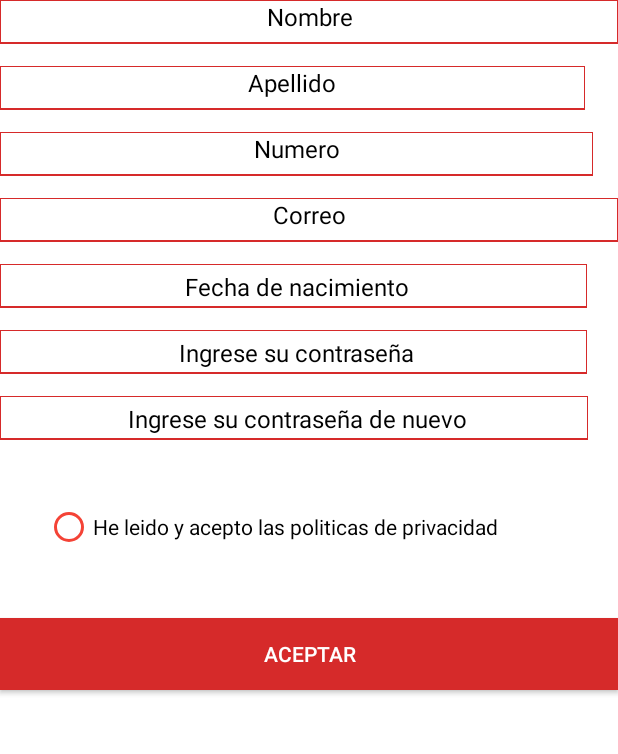
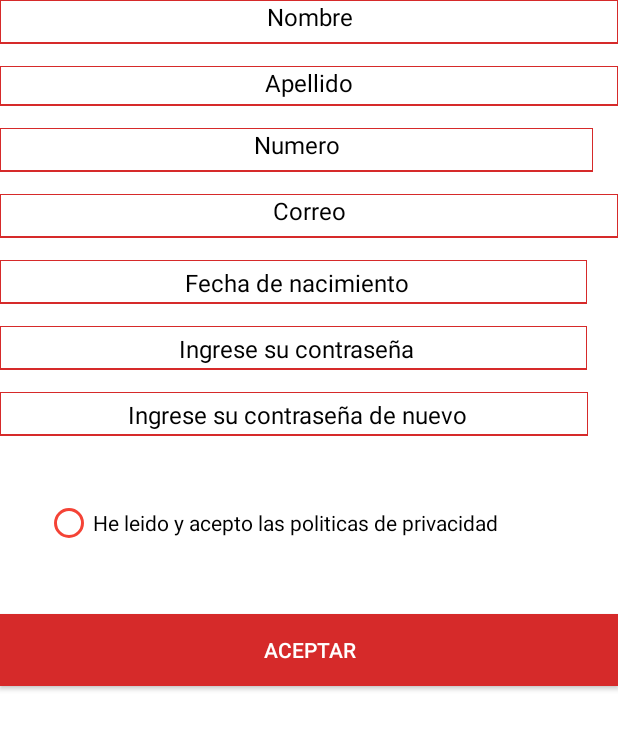
Before and after one commit to Kacharpo/Kacharpo_App_usuario, an Android app: the layout activity_registro_usuario_.xml on its own in the app's theme, with its tools: preview values and no code run, on a phone screen of 412 x 824 dp, the part 333-1087 px from its top. Run offline under Robolectric (Android 15) with nearby library versions, the phone set to English and light mode, and no system bars.

Commit message:
Se añadio accion de boton para cambiar de act. Primera Entr

```diff
--- a/app/src/main/AndroidManifest.xml
+++ b/app/src/main/AndroidManifest.xml
@@ -11,8 +11,8 @@
         android:theme="@style/Theme.App_usuario">
         <activity android:name=".DisponibilidadActivity"></activity>
         <activity android:name=".AlertaActivity" />
-        <activity android:name=".RegistroUsuario" />
-        <activity android:name=".MainActivity">
+        <activity android:name=".MainActivity" />
+        <activity android:name=".RegistroUsuario">
             <intent-filter>
                 <action android:name="android.intent.action.MAIN" />
 
--- a/app/src/main/res/layout/activity_registro_usuario_.xml
+++ b/app/src/main/res/layout/activity_registro_usuario_.xml
@@ -29,8 +29,8 @@
 
     <TextView
         android:id="@+id/textVnombreRApellido"
-        android:layout_width="390dp"
-        android:layout_height="30dp"
+        android:layout_width="match_parent"
+        android:layout_height="27dp"
         android:layout_marginBottom="14dp"
         android:background="@drawable/border_set"
         android:text="Apellido"
```
Also changed, not shown: app/src/main/java/com/example/app_usuario/AlertaActivity.java (+12 -0 lines), app/src/main/java/com/example/app_usuario/RegistroUsuario.java (+12 -0 lines).
